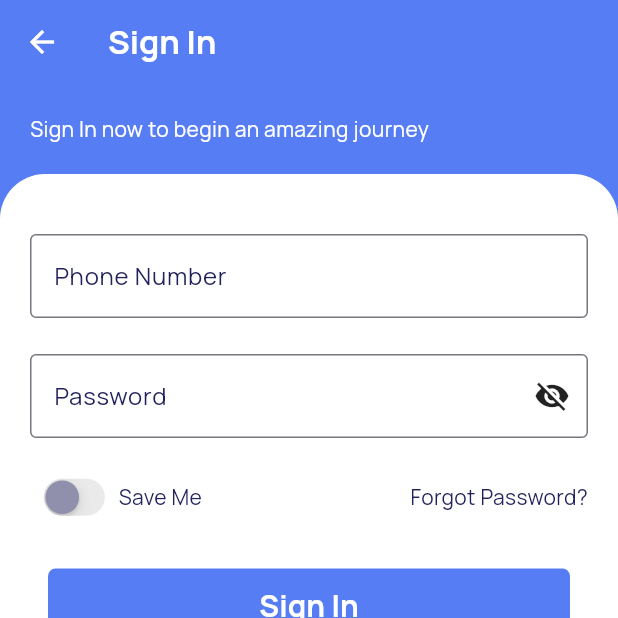
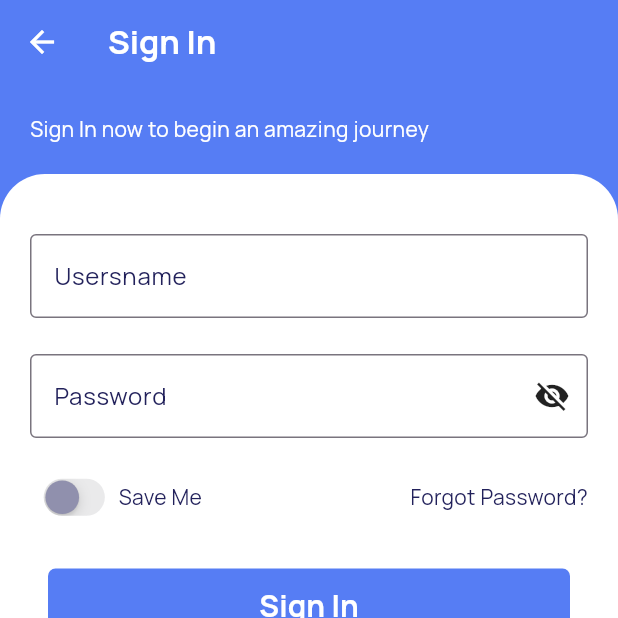
Before and after one commit to odoosmg/mobile-hr-app, a Flutter app: the SignIn screen opened directly, on a phone screen of 412 x 824 dp, the top half of it. Run offline on Flutter 3.47's test engine with Material 3 defaults, Android fonts, the phone set to English and light mode, and no system bars; drawn by our look-alikes of nb_utils; our stand-ins replace dio, flutter_bloc, flutter_feather_icons, font_awesome_flutter, get_it, google_fonts and 3 more; accounts and stored records are empty; network calls fail.

Commit message:
done success sign-in. create custom_dialog custom_loading loading_indicator

```diff
--- a/lib/Screens/Authentication/bloc/auth_event.dart
+++ b/lib/Screens/Authentication/bloc/auth_event.dart
@@ -3,4 +3,11 @@ part of 'auth_bloc.dart';
 @immutable
 sealed class AuthEvent {}
 
-class AuthSignIn extends AuthEvent {}
+class AuthSignIn extends AuthEvent {
+  final String username;
+  final String password;
+  AuthSignIn({
+    required this.username,
+    required this.password,
+  });
+}
--- a/lib/Screens/Authentication/bloc/auth_state.dart
+++ b/lib/Screens/Authentication/bloc/auth_state.dart
@@ -1,6 +1,24 @@
 part of 'auth_bloc.dart';
 
-@immutable
-sealed class AuthState {}
+class AuthState {
+  ApiResult<Session>? signin;
+  AuthState({
+    this.signin,
+  });
 
-final class AuthInitial extends AuthState {}
+  AuthState copyWith(AuthState d) {
+    return AuthState(signin: d.signin);
+  }
+}
+
+final class AuthInitial extends AuthState {
+  // @override
+  // set signin(ApiResult<Session>? _signin) {
+  //   // TODO: implement signin
+  //   _signin = ApiResult()..status = ApiStatus.loading;
+  // }
+
+  @override
+  // TODO: implement signin
+  ApiResult<Session>? get signin => ApiResult()..status = ApiStatus.loading;
+}
--- a/lib/Screens/Authentication/sign_in.dart
+++ b/lib/Screens/Authentication/sign_in.dart
@@ -3,6 +3,10 @@
 import 'package:flutter/cupertino.dart';
 import 'package:flutter/material.dart';
 import 'package:flutter_bloc/flutter_bloc.dart';
+import 'package:hrm_employee/GlobalComponents/dialog/custom_dialog.dart';
+import 'package:hrm_employee/GlobalComponents/dialog/custom_loading.dart';
+import 'package:hrm_employee/Helper/k_enum.dart';
+import 'package:hrm_employee/Models/api/api_result.dart';
 import 'package:hrm_employee/Models/auth/session.dart';
 import 'package:hrm_employee/Screens/Authentication/bloc/auth_bloc.dart';
 import 'package:hrm_employee/Screens/Authentication/sign_up.dart';
@@ -23,12 +27,35 @@ class SignIn extends StatefulWidget {
 }
 
 class _SignInState extends State<SignIn> {
-  final TextEditingController controller = TextEditingController();
+  final TextEditingController usernameTEC = TextEditingController();
+  final TextEditingController passwordTEC = TextEditingController();
   bool isChecked = false;
 
   @override
   Widget build(BuildContext context) {
     return BlocBuilder<AuthBloc, AuthState>(
+      buildWhen: (previousState, currentState) {
+        ApiResult<Session> response = currentState.signin!;
+        if (response.status == ApiStatus.loading) {
+          /// show loading
+          CustomLoading.show(context);
+        } else {
+          /// hide loading
+          CustomLoading.hide(context);
+
+          if (currentState.signin!.isSuccess) {
+            /// Success
+            const HomeScreen().launch(context, isNewTask: true);
+          } else {
+            /// Failed
+            CustomDialog.error(context,
+                errCode: response.statuscode, errMsg: response.errorMessage);
+          }
+        }
+
+        /// No need to build.
+        return false;
+      },
       builder: (context, state) {
         return Scaffold(
           resizeToAvoidBottomInset: false,
@@ -70,12 +97,12 @@ class _SignInState extends State<SignIn> {
                       SizedBox(
                         height: 60.0,
                         child: AppTextField(
-                          textFieldType: TextFieldType.PHONE,
-                          controller: TextEditingController(),
+                          textFieldType: TextFieldType.NAME,
+                          controller: usernameTEC,
                           enabled: true,
                           decoration: InputDecoration(
-                            labelText: 'Phone Number',
-                            hintText: '1767 432556',
+                            labelText: 'Usersname',
+                            hintText: 'Enter username',
                             labelStyle: kTextStyle,
                             floatingLabelBehavior: FloatingLabelBehavior.never,
                             border: const OutlineInputBorder(),
@@ -94,6 +121,7 @@ class _SignInState extends State<SignIn> {
                         height: 20.0,
                       ),
                       AppTextField(
+                        controller: passwordTEC,
                         textFieldType: TextFieldType.PASSWORD,
                         decoration: InputDecoration(
                           labelText: 'Password',
@@ -141,8 +169,14 @@ class _SignInState extends State<SignIn> {
                         buttonDecoration:
                             kButtonDecoration.copyWith(color: kMainColor),
                         onPressed: () async {
-                          // context.read<AuthBloc>().add(AuthSignIn());
+                          context.read<AuthBloc>().add(AuthSignIn(
+                                username: usernameTEC.text,
+                                password: passwordTEC.text,
+                              ));
 
+                          return;
+
+                          ///
                           bool isValid = await PurchaseModel().isActiveBuyer();
                           if (isValid) {
                             HomeScreen().launch(context);
--- /dev/null
+++ b/lib/utlis/app_color.dart
@@ -0,0 +1,16 @@
+import 'package:flutter/material.dart';
+
+class AppColor {
+  static const kMainColor = Color.fromARGB(255, 86, 125, 244);
+  static const kGreyTextColor = Color.fromARGB(255, 144, 144, 173);
+  static const kBorderColorTextField = Color.fromARGB(255, 194, 194, 194);
+  static const kDarkWhite = Color.fromARGB(255, 241, 247, 247);
+  static const kTitleColor = Color.fromARGB(255, 34, 33, 91);
+  static const kAlertColor = Color.fromARGB(255, 255, 137, 25);
+  static const kBgColor = Color.fromARGB(255, 250, 250, 250);
+  static const kHalfDay = Color.fromARGB(255, 232, 181, 0);
+  static const kGreenColor = Color.fromARGB(255, 8, 188, 133);
+  static const kDangerColor = Color.fromARGB(255, 206, 19, 19);
+  static const kBlackColor = Color.fromARGB(255, 0, 0, 0);
+  static const kWhiteColor = Color.fromARGB(255, 255, 255, 255);
+}
```
Also changed, not shown: lib/GlobalComponents/dialog/custom_dialog.dart (added, +115 -0 lines), lib/GlobalComponents/dialog/custom_loading.dart (added, +33 -0 lines), lib/GlobalComponents/others/loading_inidicator.dart (added, +19 -0 lines), lib/Screens/Authentication/bloc/auth_bloc.dart (+17 -3 lines), lib/extensions/textstyle_extension.dart (added, +167 -0 lines).
